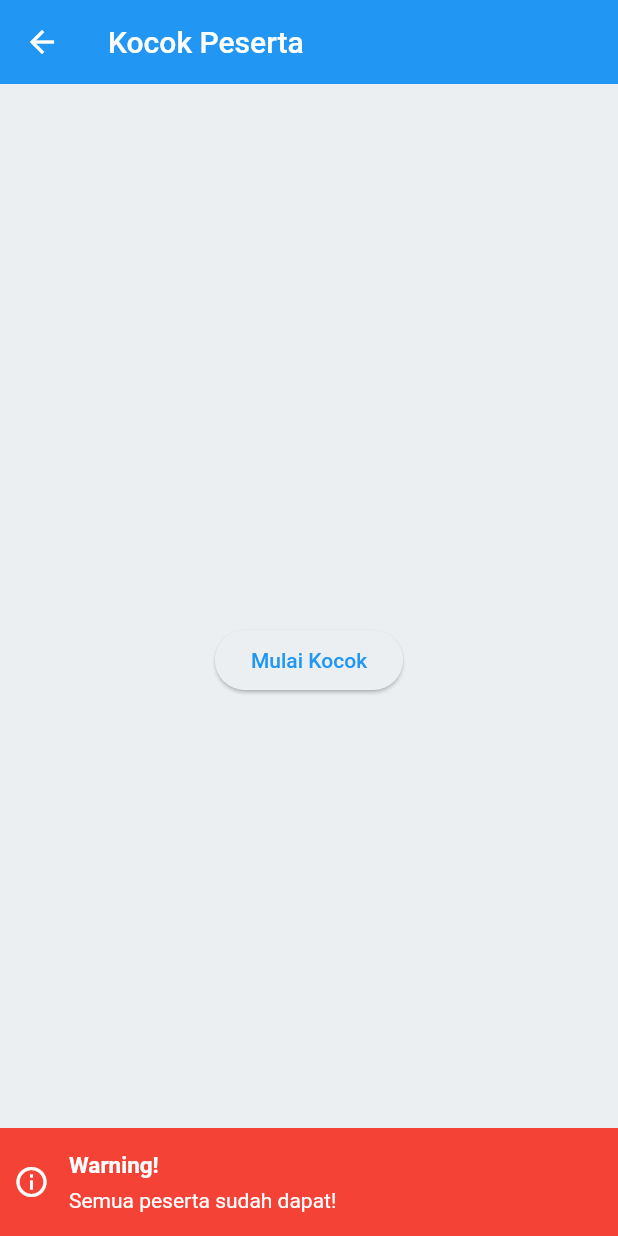
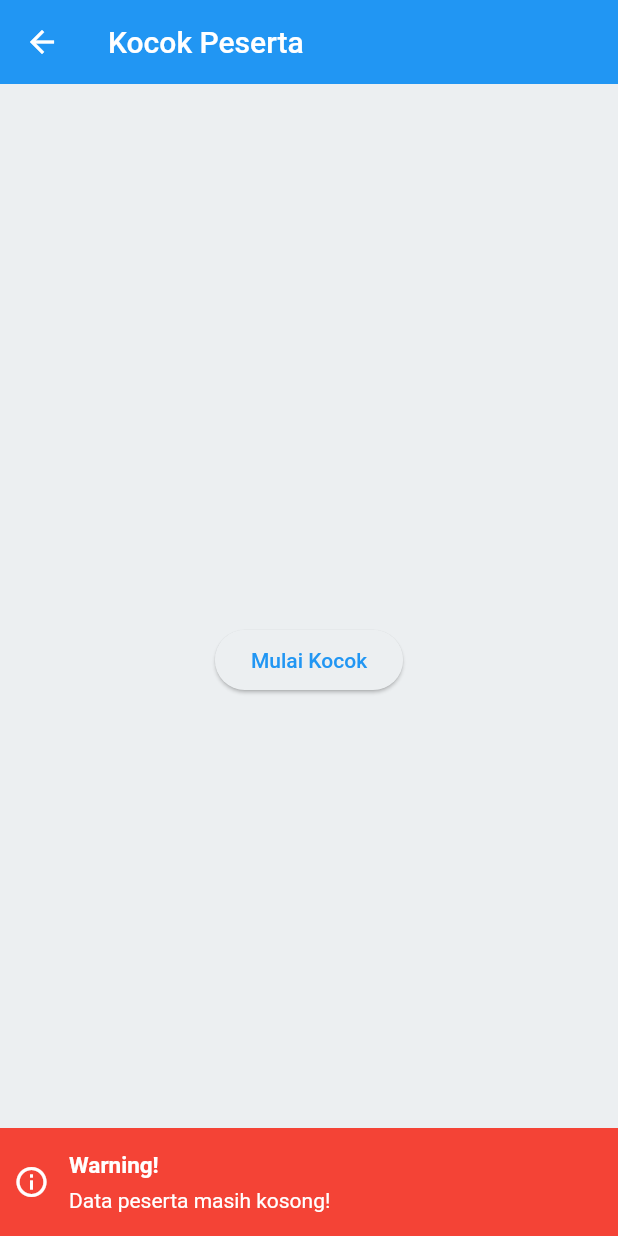
Before and after one commit to axcel0/ArisanApp, a Flutter app: the DataKocok screen opened directly, after a tap on "Mulai Kocok", on a phone screen of 412 x 824 dp. Run offline on Flutter 3.47's test engine with Material 2 defaults, Android fonts, the phone set to English and light mode, and no system bars; drawn by our look-alikes of another_flushbar; our stand-ins replace bloc, confetti, flutter_bloc, google_fonts, shared_preferences; accounts and stored records are empty; project files that could hold a hidden picture were left out.

Commit message:
simplified listdataPesertaComparison, and more specified condition to check data peserta.

```diff
--- a/lib/data_kocok.dart
+++ b/lib/data_kocok.dart
@@ -90,15 +90,12 @@ class _DataKocokState extends State<DataKocok> {
           child: ElevatedButton(
             onPressed: () {
               setState(() {
-
-                var listdataPesertaComparison = listdataPeserta;
-                listdataPesertaComparison.removeWhere((item1) => listdataPemenang.any((item2) => item1.idPeserta == item2.idPeserta && item1.namaPeserta == item2.namaPeserta));
-
-                //if (listdataPemenang.length < listdataPeserta.length) {
+                //var to compare listdataPeserta and listdataPemenang
+                var listdataPesertaComparison = listdataPeserta.where((item1) => !listdataPemenang.any((item2) => item1.idPeserta == item2.idPeserta && item1.namaPeserta == item2.namaPeserta)).toList();
                 if (listdataPesertaComparison.isNotEmpty) {
                   pesertaBloc.add(AddNewPemenang());
                   kocokPemenang = true;
-                } else {
+                } else if(listdataPeserta.isEmpty){
                   kocokPemenang = false;
                   Flushbar(
                     backgroundColor: Colors.red,
@@ -107,11 +104,24 @@ class _DataKocokState extends State<DataKocok> {
                       color: Colors.white,
                     ),
                     title: "Warning!",
-                    message: "Semua peserta sudah dapat!",
+                    message: "Data peserta masih kosong!",
+                    duration: const Duration(seconds: 2),
+                  ).show(context);
+                }else if(listdataPesertaComparison.isEmpty){
+                  kocokPemenang = false;
+                  Flushbar(
+                    backgroundColor: Colors.red,
+                    icon: const Icon(
+                      Icons.info_outline,
+                      color: Colors.white,
+                    ),
+                    title: "Warning!",
+                    message: "Data peserta sudah habis!",
                     duration: const Duration(seconds: 2),
                   ).show(context);
                 }
-              });
+              }
+              );
             },
             child: const Text("Mulai Kocok"),
           ),
@@ -166,6 +176,7 @@ class _DataKocokState extends State<DataKocok> {
                                             fontSize: 30,
                                           ),
                                         ),
+                                        //make a button to shuffle again
                                       ],
                                     )
                                 )
```
Also changed, not shown: pubspec.lock.
